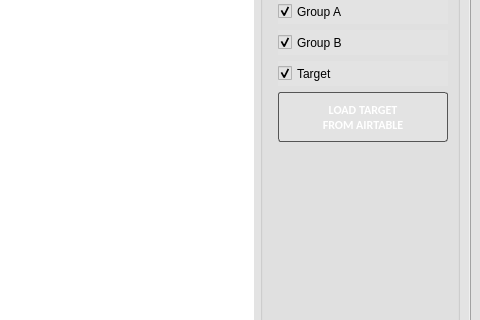
Qt form ui/gui.ui (adamnBlack/pyqt_monster) before a commit; both pictures show x 820 to 1300 and y 258 to 578 of the 1300 by 800 pixel window.
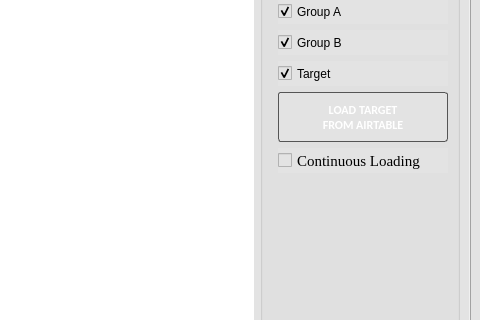
The same form after that commit. The open tabs and pages were chosen to show the change. Icons and pictures are not drawn.

Commit message: auto airtable loading

Diff of the .ui file:
```diff
--- a/ui/gui.ui
+++ b/ui/gui.ui
@@ -2935,6 +2935,25 @@
              </property>
             </widget>
            </item>
+           <item row="14" column="1">
+            <widget class="QCheckBox" name="checkBox_continuous_loading_airtable">
+             <property name="minimumSize">
+              <size>
+               <width>0</width>
+               <height>25</height>
+              </size>
+             </property>
+             <property name="font">
+              <font>
+               <family>Times New Roman</family>
+               <pointsize>11</pointsize>
+              </font>
+             </property>
+             <property name="text">
+              <string>Continuous Loading </string>
+             </property>
+            </widget>
+           </item>
           </layout>
          </widget>
         </item>
```
Left out of the diff: 2 changed lines with no effect on the pictures. The commit also changes 10 other files.
